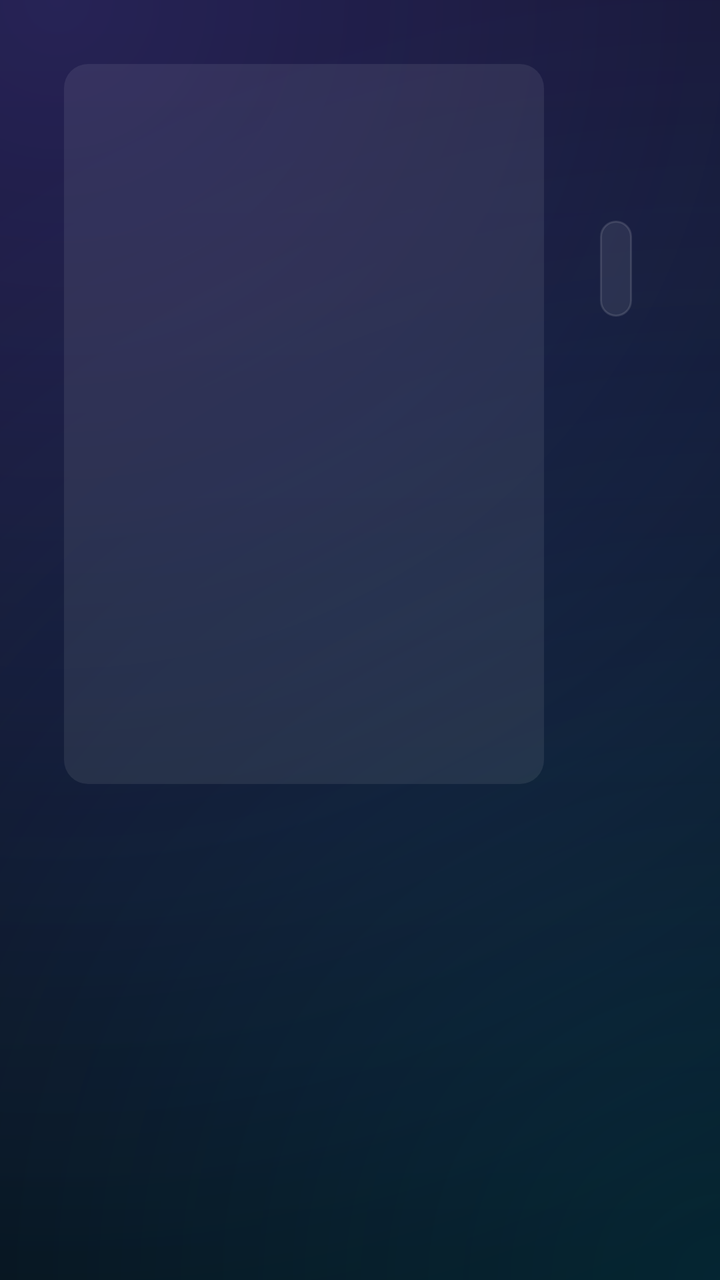
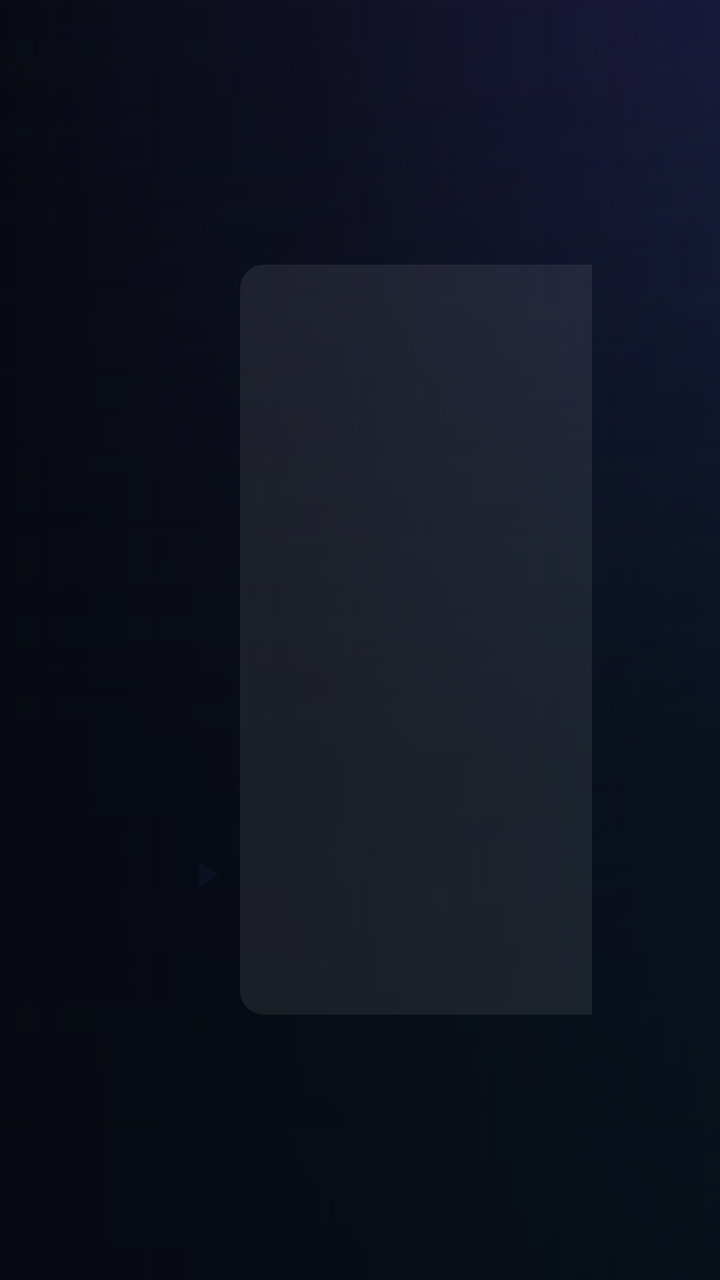

Two renders of the same Android screen: before a commit and after it. Below are the layout's source before the change and the commit's diff.
<!-- AndroidManifest.xml: application theme AppTheme -->
<!-- res/layout/activity_movie_detail.xml -->
<?xml version="1.0" encoding="utf-8"?>
<LinearLayout xmlns:android="http://schemas.android.com/apk/res/android"
    android:layout_width="match_parent"
    android:layout_height="match_parent"
    android:orientation="horizontal"
    android:padding="32dp">

    <ImageView
        android:id="@+id/poster"
        android:background="@drawable/bg_round_clip"
        android:layout_width="240dp"
        android:layout_height="360dp"
        android:scaleType="centerCrop" />

    <LinearLayout
        android:layout_width="0dp"
        android:layout_height="match_parent"
        android:layout_marginLeft="28dp"
        android:layout_weight="1"
        android:orientation="vertical">

        <TextView
            android:id="@+id/title"
            style="@style/Title"
            android:layout_width="match_parent"
            android:layout_height="wrap_content" />

        <TextView
            android:id="@+id/meta"
            android:layout_width="match_parent"
            android:layout_height="wrap_content"
            android:layout_marginTop="6dp"
            android:textColor="@color/gold"
            android:textSize="14sp" />

        <LinearLayout
            android:layout_width="match_parent"
            android:layout_height="wrap_content"
            android:layout_marginTop="16dp"
            android:orientation="horizontal">

            <Button android:id="@+id/btnPlay" style="@style/Btn" android:text="▶  Play" />
            <Button android:id="@+id/btnResume" style="@style/Btn" android:text="Resume" android:visibility="gone" />
            <Button android:id="@+id/btnFav" style="@style/Btn" android:text="☆ Favourite" />
        </LinearLayout>

        <ScrollView
            android:layout_width="match_parent"
            android:layout_height="0dp"
            android:layout_marginTop="16dp"
            android:layout_weight="1">

            <TextView
                android:id="@+id/plot"
                android:layout_width="match_parent"
                android:layout_height="wrap_content"
                android:lineSpacingExtra="4dp"
                android:textColor="@color/text"
                android:textSize="15sp" />
        </ScrollView>
    </LinearLayout>
</LinearLayout>
<!-- resources referenced by this layout -->
<resources>
  <color name="gold">#FFC548</color>
  <color name="text">#F5F7FF</color>
  <!-- drawable bg_round_clip (drawable) -->
  <?xml version="1.0" encoding="utf-8"?>
  <shape xmlns:android="http://schemas.android.com/apk/res/android" android:shape="rectangle">
      <solid android:color="#14FFFFFF" />
      <corners android:radius="12dp" />
  </shape>
  <style name="Title">
          <item name="android:textColor">@color/text</item>
          <item name="android:textSize">28sp</item>
          <item name="android:fontFamily">sans-serif-medium</item>
          <item name="android:letterSpacing">0.01</item>
      </style>
  <color name="accent">#7C5CFF</color>
  <color name="bg">#070A12</color>
  <color name="accent2">#00D4FF</color>
  <color name="text_dim">#8E9AB8</color>
  <color name="accent_dark">#5A3FE0</color>
  <color name="glass">#14FFFFFF</color>
  <color name="glass_stroke">#1FFFFFFF</color>
  <!-- drawable bg_dialog (drawable) -->
  <?xml version="1.0" encoding="utf-8"?>
  <inset xmlns:android="http://schemas.android.com/apk/res/android" android:inset="16dp">
      <shape android:shape="rectangle">
          <gradient android:angle="270" android:startColor="#1A2236" android:endColor="#10152A" />
          <corners android:radius="22dp" />
          <stroke android:width="1dp" android:color="#337C5CFF" />
      </shape>
  </inset>
  <!-- unchanged entries left out for length: 7 -->
</resources>

<!-- the commit's change to res/layout/activity_movie_detail.xml (unified diff, before → after) -->
@@ -1,62 +1,98 @@
 <?xml version="1.0" encoding="utf-8"?>
-<LinearLayout xmlns:android="http://schemas.android.com/apk/res/android"
+<FrameLayout xmlns:android="http://schemas.android.com/apk/res/android"
     android:layout_width="match_parent"
-    android:layout_height="match_parent"
-    android:orientation="horizontal"
-    android:padding="32dp">
+    android:layout_height="match_parent">
 
     <ImageView
-        android:id="@+id/poster"
-        android:background="@drawable/bg_round_clip"
-        android:layout_width="240dp"
-        android:layout_height="360dp"
+        android:id="@+id/backdrop"
+        android:layout_width="match_parent"
+        android:layout_height="match_parent"
+        android:alpha="0"
         android:scaleType="centerCrop" />
 
+    <View
+        android:layout_width="match_parent"
+        android:layout_height="match_parent"
+        android:background="@drawable/bg_hero_scrim_left" />
+
+    <View
+        android:layout_width="match_parent"
+        android:layout_height="match_parent"
+        android:background="@drawable/bg_hero_scrim_bottom"
+        android:alpha="0.7" />
+
     <LinearLayout
-        android:layout_width="0dp"
+        android:layout_width="match_parent"
         android:layout_height="match_parent"
-        android:layout_marginLeft="28dp"
-        android:layout_weight="1"
-        android:orientation="vertical">
-
-        <TextView
-            android:id="@+id/title"
-            style="@style/Title"
-            android:layout_width="match_parent"
-            android:layout_height="wrap_content" />
-
-        <TextView
-            android:id="@+id/meta"
-            android:layout_width="match_parent"
-            android:layout_height="wrap_content"
-            android:layout_marginTop="6dp"
-            android:textColor="@color/gold"
-            android:textSize="14sp" />
+        android:clipChildren="false"
+        android:gravity="center_vertical"
+        android:orientation="horizontal"
+        android:paddingLeft="64dp"
+        android:paddingRight="64dp">
 
         <LinearLayout
-            android:layout_width="match_parent"
+            android:layout_width="0dp"
             android:layout_height="wrap_content"
-            android:layout_marginTop="16dp"
-            android:orientation="horizontal">
+            android:layout_weight="1"
+            android:clipChildren="false"
+            android:orientation="vertical">
 
-            <Button android:id="@+id/btnPlay" style="@style/Btn" android:text="▶  Play" />
-            <Button android:id="@+id/btnResume" style="@style/Btn" android:text="Resume" android:visibility="gone" />
-            <Button android:id="@+id/btnFav" style="@style/Btn" android:text="☆ Favourite" />
-        </LinearLayout>
+            <TextView
+                style="@style/Eyebrow"
+                android:layout_width="wrap_content"
+                android:layout_height="wrap_content"
+                android:text="Movie" />
 
-        <ScrollView
-            android:layout_width="match_parent"
-            android:layout_height="0dp"
-            android:layout_marginTop="16dp"
-            android:layout_weight="1">
+            <TextView
+                android:id="@+id/title"
+                style="@style/HeroTitle"
+                android:layout_width="match_parent"
+                android:layout_height="wrap_content"
+                android:layout_marginTop="6dp"
+                android:ellipsize="end"
+                android:maxLines="2"
+                android:textSize="44sp" />
+
+            <TextView
+                android:id="@+id/meta"
+                android:layout_width="match_parent"
+                android:layout_height="wrap_content"
+                android:layout_marginTop="12dp"
+                android:fontFamily="sans-serif-medium"
+                android:textColor="@color/text"
+                android:textSize="15sp" />
 
             <TextView
                 android:id="@+id/plot"
                 android:layout_width="match_parent"
                 android:layout_height="wrap_content"
+                android:layout_marginTop="16dp"
+                android:ellipsize="end"
                 android:lineSpacingExtra="4dp"
-                android:textColor="@color/text"
-                android:textSize="15sp" />
-        </ScrollView>
+                android:maxLines="7"
+                android:textColor="#E6F5F7FF"
+                android:textSize="16sp" />
+
+            <LinearLayout
+                android:layout_width="match_parent"
+                android:layout_height="wrap_content"
+                android:layout_marginTop="28dp"
+                android:clipChildren="false"
+                android:orientation="horizontal">
+
+                <Button android:id="@+id/btnPlay" style="@style/BtnPrimary" android:drawableLeft="@drawable/ic_play_btn" android:text="Play" />
+                <Button android:id="@+id/btnResume" style="@style/Btn" android:text="Resume" android:visibility="gone" />
+                <Button android:id="@+id/btnFav" style="@style/Btn" android:text="+ My list" />
+            </LinearLayout>
+        </LinearLayout>
+
+        <ImageView
+            android:id="@+id/poster"
+            android:layout_width="250dp"
+            android:layout_height="375dp"
+            android:layout_marginLeft="56dp"
+            android:background="@drawable/bg_round_clip"
+            android:elevation="16dp"
+            android:scaleType="centerCrop" />
     </LinearLayout>
-</LinearLayout>
+</FrameLayout>
<!-- resource entries referenced after the edit -->
@@ -1,19 +1,70 @@
 <!-- resources referenced by this layout -->
 <resources>
-  <color name="gold">#FFC548</color>
   <color name="text">#F5F7FF</color>
+  <!-- drawable bg_hero_scrim_bottom (drawable) -->
+  <?xml version="1.0" encoding="utf-8"?>
+  <shape xmlns:android="http://schemas.android.com/apk/res/android" android:shape="rectangle">
+      <gradient android:angle="90" android:startColor="#FF070A12" android:centerY="0.42" android:centerColor="#E6070A12" android:endColor="#00070A12" />
+  </shape>
+  <!-- drawable bg_hero_scrim_left (drawable) -->
+  <?xml version="1.0" encoding="utf-8"?>
+  <shape xmlns:android="http://schemas.android.com/apk/res/android" android:shape="rectangle">
+      <gradient android:angle="0" android:startColor="#FA070A12" android:centerX="0.45" android:centerColor="#B3070A12" android:endColor="#14070A12" />
+  </shape>
   <!-- drawable bg_round_clip (drawable) -->
   <?xml version="1.0" encoding="utf-8"?>
   <shape xmlns:android="http://schemas.android.com/apk/res/android" android:shape="rectangle">
       <solid android:color="#14FFFFFF" />
       <corners android:radius="12dp" />
   </shape>
-  <style name="Title">
+  <!-- drawable ic_play_btn (drawable) -->
+  <?xml version="1.0" encoding="utf-8"?>
+  <vector xmlns:android="http://schemas.android.com/apk/res/android"
+      android:width="22dp" android:height="22dp" android:viewportWidth="24" android:viewportHeight="24" android:tint="@color/btn_primary_text">
+      <path android:fillColor="#FFFFFF" android:pathData="M8,5v14l11,-7z" />
+  </vector>
+  <style name="BtnPrimary" parent="Btn">
+          <item name="android:layout_height">52dp</item>
+          <item name="android:paddingLeft">28dp</item>
+          <item name="android:paddingRight">32dp</item>
+          <item name="android:drawablePadding">8dp</item>
+          <item name="android:background">@drawable/bg_btn_primary</item>
+          <item name="android:textColor">@color/btn_primary_text</item>
+          <item name="android:textSize">17sp</item>
+      </style>
+  <style name="Eyebrow">
+          <item name="android:textColor">@color/accent2</item>
+          <item name="android:textSize">12sp</item>
+          <item name="android:fontFamily">sans-serif-medium</item>
+          <item name="android:letterSpacing">0.18</item>
+          <item name="android:textAllCaps">true</item>
+      </style>
+  <style name="HeroTitle">
           <item name="android:textColor">@color/text</item>
-          <item name="android:textSize">28sp</item>
-          <item name="android:fontFamily">sans-serif-medium</item>
-          <item name="android:letterSpacing">0.01</item>
+          <item name="android:textSize">40sp</item>
+          <item name="android:fontFamily">sans-serif-black</item>
+          <item name="android:letterSpacing">-0.01</item>
+          <item name="android:shadowColor">#99000000</item>
+          <item name="android:shadowRadius">12</item>
+          <item name="android:shadowDy">2</item>
       </style>
+  <!-- drawable bg_btn_primary (drawable) -->
+  <?xml version="1.0" encoding="utf-8"?>
+  <selector xmlns:android="http://schemas.android.com/apk/res/android">
+      <item android:state_focused="true">
+          <shape android:shape="rectangle">
+              <gradient android:angle="0" android:startColor="@color/accent" android:endColor="@color/accent2" />
+              <corners android:radius="26dp" />
+              <stroke android:width="2dp" android:color="#FFFFFF" />
+          </shape>
+      </item>
+      <item>
+          <shape android:shape="rectangle">
+              <solid android:color="#F2FFFFFF" />
+              <corners android:radius="26dp" />
+          </shape>
+      </item>
+  </selector>
   <color name="accent">#7C5CFF</color>
   <color name="bg">#070A12</color>
   <color name="accent2">#00D4FF</color>
